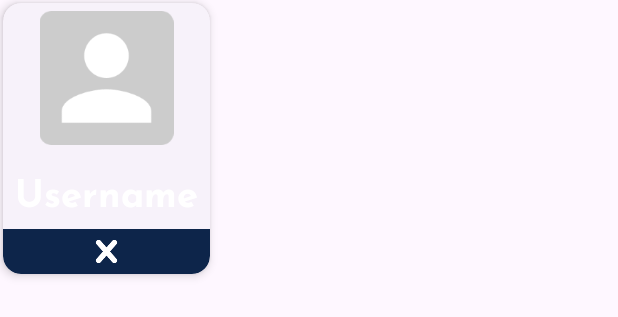
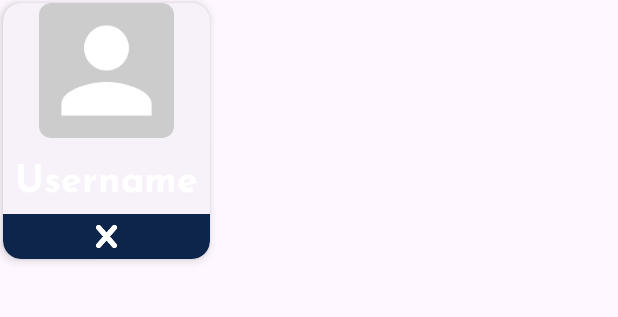
Before and after one commit to Vansh124/Chatty, an Android app: the layout group_users_added.xml on its own in the app's theme, with its tools: preview values and no code run, on a phone screen of 412 x 824 dp. Shown: the top 317 px of the screen. Run offline under Robolectric (Android 15) with nearby library versions, the phone set to English and light mode, and no system bars.

Commit message:
Uodated the layout

```diff
--- a/app/src/main/res/layout/group_users_added.xml
+++ b/app/src/main/res/layout/group_users_added.xml
@@ -21,10 +21,9 @@
 
 		<com.google.android.material.imageview.ShapeableImageView
 			android:src="@drawable/ic_profile"
-			android:layout_width="match_parent"
-			android:layout_height="100dp"
+			android:layout_width="130dp"
+			android:layout_height="90dp"
 			android:id="@+id/groupUserAddedProfileImage"
-			android:padding="5dp"
             app:shapeAppearanceOverlay="@style/ShapeAppearanceOverlay.App.Group.Users.Added.Profile.Media"
             />
 
@@ -35,6 +34,8 @@
 			android:text="Username"
 			android:fontFamily="@font/josefin_sans_bold"
             android:textSize="25sp"
+            android:maxLines="3"
+            android:scrollHorizontally="false"
             android:textColor="@color/white"
 		    android:padding="8dp"
 			android:id="@+id/groupUserAddedName"
```
